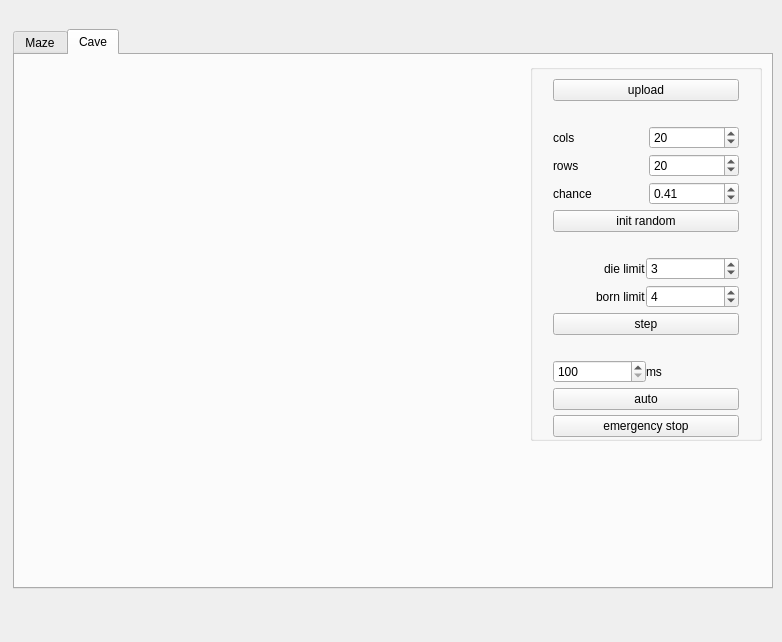
Before: the Qt Designer form src/views/mainwindow.ui in darrpama/A1_Maze-1, drawn with Qt 5.
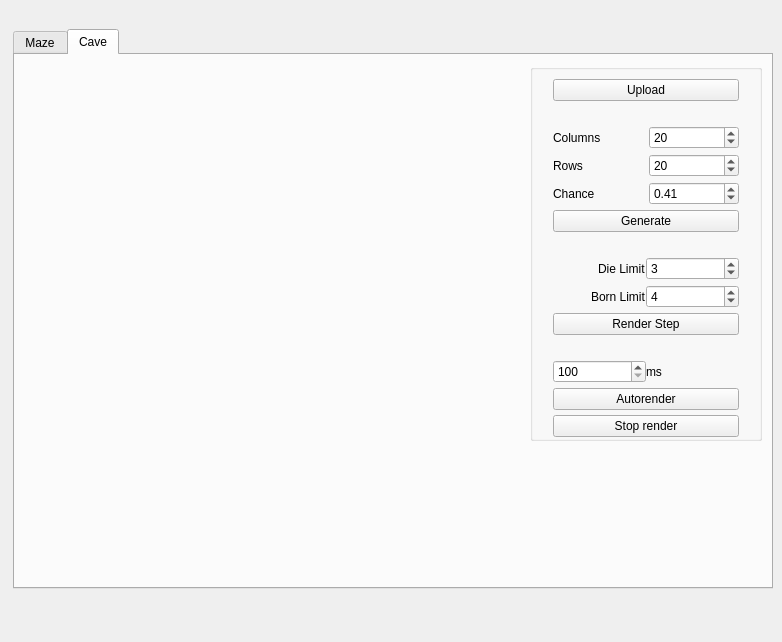
After: the same form once the commit is applied. The open tabs and pages were chosen to show the change. Custom widgets are drawn as their Qt base class.

The edit to the form file:
```diff
--- a/src/views/mainwindow.ui
+++ b/src/views/mainwindow.ui
@@ -232,7 +232,7 @@
              <item>
               <widget class="QPushButton" name="cave_upload_btn">
                <property name="text">
-                <string>upload</string>
+                <string>Upload</string>
                </property>
               </widget>
              </item>
@@ -254,7 +254,7 @@
                <item>
                 <widget class="QLabel" name="label_4">
                  <property name="text">
-                  <string>cols</string>
+                  <string>Columns</string>
                  </property>
                 </widget>
                </item>
@@ -275,7 +275,7 @@
                <item>
                 <widget class="QLabel" name="label_3">
                  <property name="text">
-                  <string>rows</string>
+                  <string>Rows</string>
                  </property>
                 </widget>
                </item>
@@ -299,7 +299,7 @@
                <item>
                 <widget class="QLabel" name="label_6">
                  <property name="text">
-                  <string>chance</string>
+                  <string>Chance</string>
                  </property>
                 </widget>
                </item>
@@ -321,7 +321,7 @@
              <item>
               <widget class="QPushButton" name="cave_init_random_btn">
                <property name="text">
-                <string>init random</string>
+                <string>Generate</string>
                </property>
               </widget>
              </item>
@@ -349,7 +349,7 @@
                <item alignment="Qt::AlignRight">
                 <widget class="QLabel" name="label_2">
                  <property name="text">
-                  <string>die limit</string>
+                  <string>Die Limit</string>
                  </property>
                  <property name="margin">
                   <number>1</number>
@@ -385,7 +385,7 @@
                <item alignment="Qt::AlignRight">
                 <widget class="QLabel" name="label">
                  <property name="text">
-                  <string>born limit</string>
+                  <string>Born Limit</string>
                  </property>
                  <property name="margin">
                   <number>1</number>
@@ -419,7 +419,7 @@
              <item>
               <widget class="QPushButton" name="step_render_btn">
                <property name="text">
-                <string>step</string>
+                <string>Render Step</string>
                </property>
               </widget>
              </item>
@@ -475,14 +475,14 @@
              <item>
               <widget class="QPushButton" name="auto_render_btn">
                <property name="text">
-                <string>auto</string>
+                <string>Autorender</string>
                </property>
               </widget>
              </item>
              <item>
               <widget class="QPushButton" name="emergency_stop_btn">
                <property name="text">
-                <string>emergency stop</string>
+                <string>Stop render</string>
                </property>
               </widget>
              </item>
```
Left out of the diff: 67 changed lines with no effect on the pictures.
